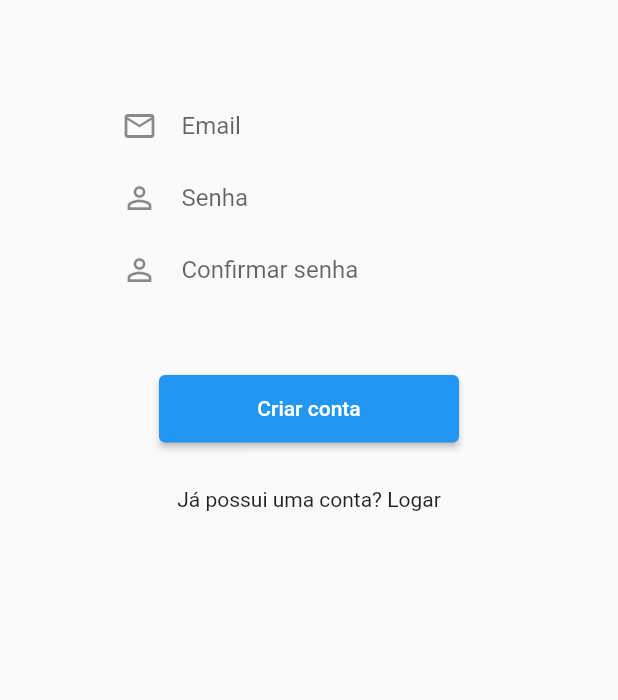
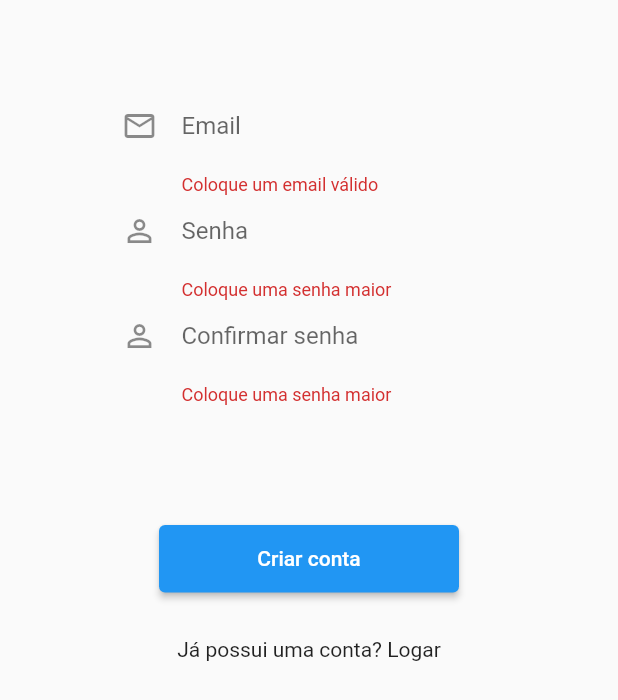
Before and after one commit to M7WDev/LoginSystem, a Flutter app: the signupScreen screen opened directly, on a phone screen of 412 x 824 dp. Shown: the top 700 px of the screen. Run offline on Flutter 3.47's test engine with Material 2 defaults, Android fonts, the phone set to English and light mode, and no system bars.

Commit message:
Email check and password size created along with controller

```diff
--- a/lib/signupPage/signupScreen.dart
+++ b/lib/signupPage/signupScreen.dart
@@ -7,41 +7,72 @@ class signupScreen extends StatefulWidget {
   @override
   State<signupScreen> createState() => _signupScreenState();
 }
-//TODO confirm that what is placed is an email and add controller
+
+final TextEditingController emailController = TextEditingController();
+final TextEditingController passwordController = TextEditingController();
+final TextEditingController passwordConfirmController = TextEditingController();
 
 _containerEmail() {
-  return TextField(
+  return TextFormField(
+    controller: emailController,
+    autovalidateMode: AutovalidateMode.always,
     decoration: InputDecoration(
         border: InputBorder.none,
         icon: Icon(Icons.email_outlined),
         hintText: 'Email'),
     keyboardType: TextInputType.emailAddress,
+    validator: (value) {
+      if (value != null) {
+        if (value.length > 5 && value.contains('@') && value.endsWith('.com')) {
+          return null;
+        }
+        return 'Coloque um email válido';
+      }
+    },
   );
 }
 
-//TODO check the password size and add controller
-
 _containerPassword() {
-  return TextField(
+  return TextFormField(
+    controller: passwordController,
+    autovalidateMode: AutovalidateMode.always,
     decoration: InputDecoration(
         border: InputBorder.none,
         icon: Icon(Icons.person_outline),
         hintText: 'Senha'),
     keyboardType: TextInputType.emailAddress,
     obscureText: true,
+    validator: (value) {
+      if (value != null) {
+        if (value.length > 5) {
+          return null;
+        }
+        return 'Coloque uma senha maior';
+      }
+    },
   );
 }
 
 //TODO check whether passwords check and add controller
 
 _containerPasswordConfirm() {
-  return TextField(
+  return TextFormField(
+    controller: passwordConfirmController,
+    autovalidateMode: AutovalidateMode.always,
     decoration: InputDecoration(
         border: InputBorder.none,
         icon: Icon(Icons.person_outline),
         hintText: 'Confirmar senha'),
     keyboardType: TextInputType.emailAddress,
     obscureText: true,
+    validator: (value) {
+      if (value != null) {
+        if (value.length > 5) {
+          return null;
+        }
+        return 'Coloque uma senha maior';
+      }
+    },
   );
 }
 
@@ -87,6 +118,12 @@ _redirectToLoginScreen(context) {
 }
 
 class _signupScreenState extends State<signupScreen> {
+  void dispose() {
+    emailController.dispose();
+    passwordController.dispose();
+    super.dispose();
+  }
+
   @override
   Widget build(BuildContext context) {
     return Scaffold(
@@ -95,7 +132,7 @@ class _signupScreenState extends State<signupScreen> {
           SizedBox(height: 60),
           Center(
             child: Container(
-              height: 150,
+              height: 250,
               width: 250,
               child: Column(
                 children: [
```
